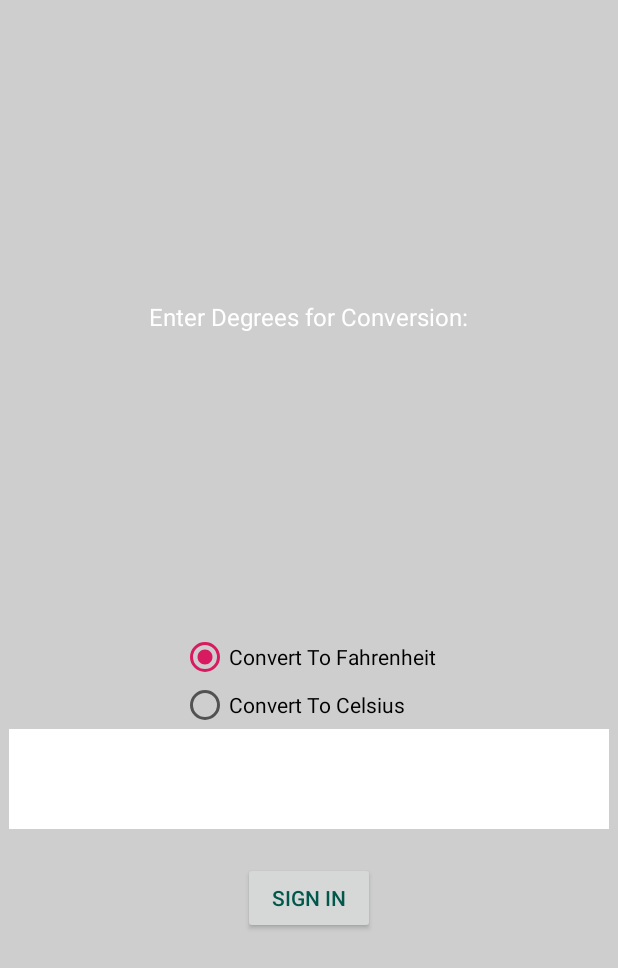
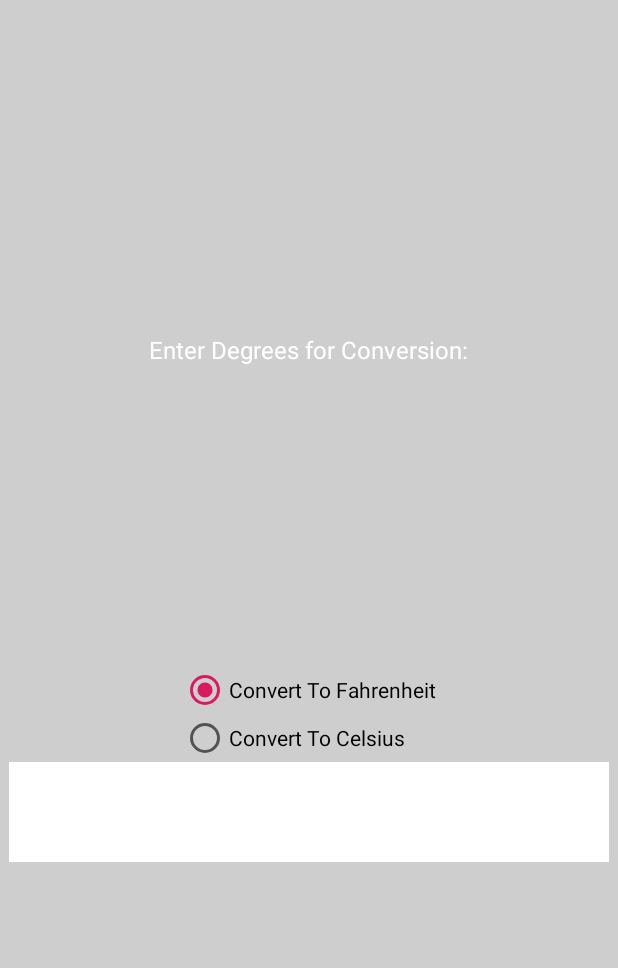
Before and after one commit to dgaisan/simple-android-celsius-to-fahrenheit, an Android app: the ActivityConverter screen opened directly, with no data from a screen before it, on a phone screen of 412 x 824 dp. Shown: the top 968 px of the screen. Run offline under Robolectric (Android 15) with nearby library versions, the phone set to English and light mode, and no system bars.

```diff
--- a/app/src/main/res/layout/activity_converter.xml
+++ b/app/src/main/res/layout/activity_converter.xml
@@ -21,14 +21,14 @@
         android:layout_width="wrap_content"
         android:layout_height="wrap_content">
         <RadioButton
-            android:id="@+id/converter_set_celsius"
-            android:text="@string/set_celsius"
+            android:id="@+id/converter_to_fahrenheit"
+            android:text="@string/to_fahrenheit"
             android:checked="true"
             android:layout_width="wrap_content"
             android:layout_height="wrap_content" />
         <RadioButton
-            android:id="@+id/converter_set_fahrenheit"
-            android:text="@string/set_fahrenheit"
+            android:id="@+id/converter_to_celsius"
+            android:text="@string/to_celsius"
             android:layout_width="wrap_content"
             android:layout_height="wrap_content" />
     </RadioGroup>
@@ -44,15 +44,7 @@
     <TextView
         android:id="@+id/converter_activity_results"
         android:textColor="@color/white"
-        android:textSize="16dp"
-        android:layout_width="wrap_content"
-        android:layout_height="wrap_content" />
-
-    <Button
-        android:id="@+id/converter_activity_submit"
-        android:text="@string/main_activity_submit"
-        android:textColor="@color/colorPrimaryDark"
-        android:layout_marginBottom="1px"
+        android:textSize="20dp"
         android:layout_width="wrap_content"
         android:layout_height="wrap_content" />
 
--- a/app/src/main/res/values/strings.xml
+++ b/app/src/main/res/values/strings.xml
@@ -8,7 +8,8 @@
     <string name="main_activity_password_invalid">Invalid Password</string>
 
     <string name="converter_activity_text">Enter Degrees for Conversion:</string>
-    <string name="set_celsius">Convert To Fahrenheit</string>
-    <string name="set_fahrenheit">Convert To Celsius</string>
+    <string name="to_fahrenheit">Convert To Fahrenheit</string>
+    <string name="to_celsius">Convert To Celsius</string>
+    <string name="conversion_error">Unable To Convert</string>
 
 </resources>
```
Also changed, not shown: app/src/main/java/com/me/celcius_to_farenheit/ActivityConverter.java (+19 -13 lines).
